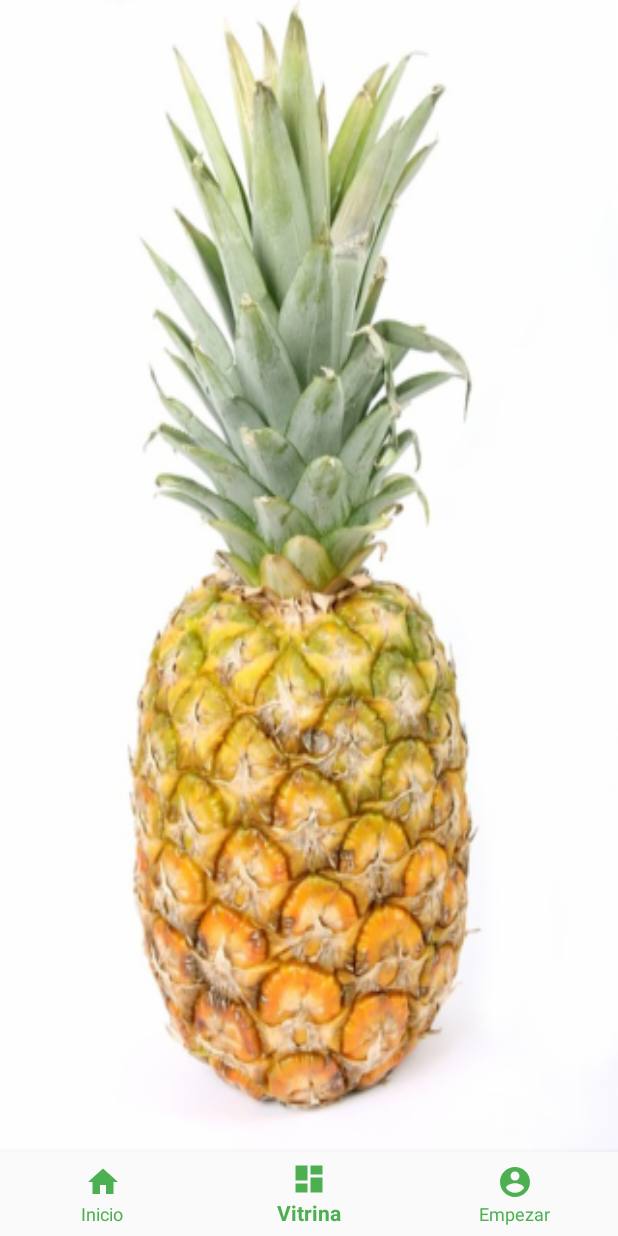
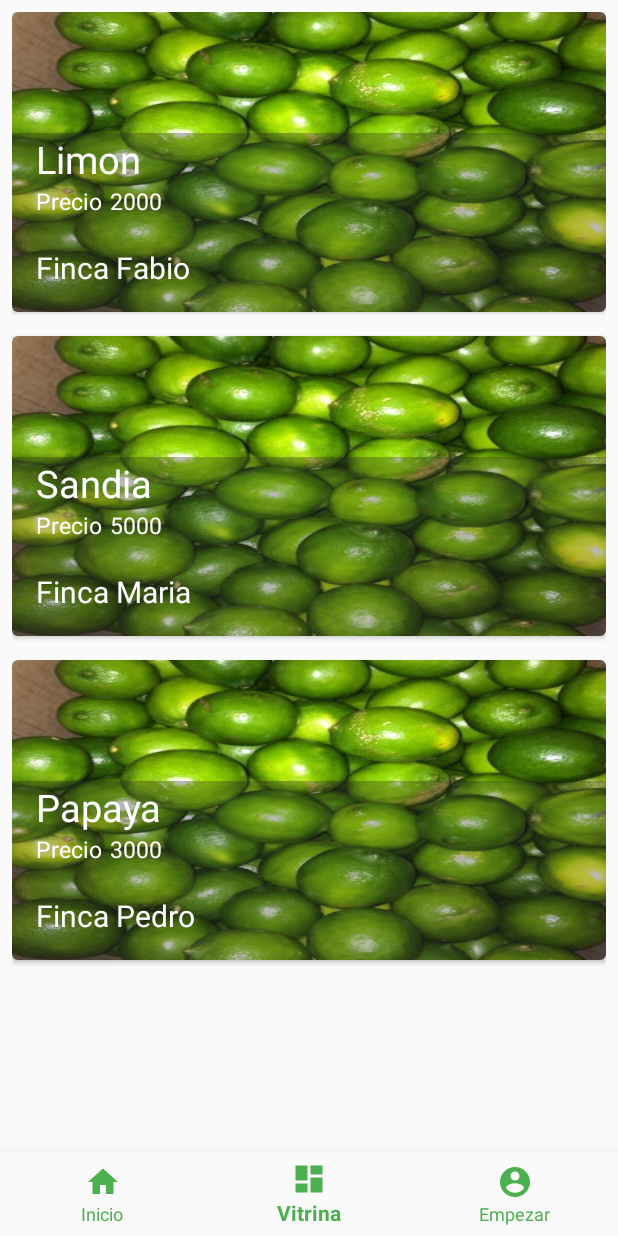
Before and after one commit to FabioGeney/ProyectoDeGrado, an Android app: the screen it shows after launch (BottomActivity), item 2 of the bottom bar chosen, on a phone screen of 412 x 824 dp. Run offline under Robolectric (Android 15) with nearby library versions, the phone set to English and light mode, and no system bars.

Commit message:
Trabajando RecyclerView
Agregando RecyclerView al fragment de Vitrina

```diff
--- /dev/null
+++ b/merkatdillo-master/app/src/main/java/com/proyecto/marketdillo/fragments/ImagenAdapter.java
@@ -0,0 +1,67 @@
+package com.proyecto.marketdillo.fragments;
+
+import android.app.Activity;
+import android.support.annotation.NonNull;
+import android.support.v7.widget.RecyclerView;
+import android.view.LayoutInflater;
+import android.view.View;
+import android.view.ViewGroup;
+import android.widget.ImageView;
+import android.widget.TextView;
+
+import com.proyecto.marketdillo.R;
+
+import java.util.ArrayList;
+
+public class ImagenAdapter extends RecyclerView.Adapter<ImagenAdapter.ImagenViewHolder> {
+
+    private ArrayList<ImagenCard> imagenes;
+    private int layout;
+    private Activity activity;
+
+    public ImagenAdapter(ArrayList<ImagenCard> imagenes, int layout, Activity activity) {
+        this.imagenes = imagenes;
+        this.layout = layout;
+        this.activity = activity;
+    }
+
+    @NonNull
+    @Override
+    public ImagenViewHolder onCreateViewHolder(@NonNull ViewGroup viewGroup, int i) {
+        View view = LayoutInflater.from(viewGroup.getContext()).inflate(layout, viewGroup, false);
+        return new ImagenViewHolder(view);
+    }
+
+    @Override
+    public void onBindViewHolder(@NonNull ImagenViewHolder imagenViewHolder, int i) {
+        ImagenCard imagen = imagenes.get(i);
+        imagenViewHolder.mercadillo.setText(imagen.getMercadillo());
+        imagenViewHolder.nombre.setText(imagen.getNombre());
+        imagenViewHolder.precioCantidad.setText(imagen.getPrecioCantidad());
+    }
+
+    @Override
+    public int getItemCount() {
+        return imagenes.size();
+    }
+
+    public class ImagenViewHolder extends RecyclerView.ViewHolder{
+
+        private ImageView imagen;
+        private TextView nombre;
+        private TextView precioCantidad;
+        private TextView mercadillo;
+
+        public ImagenViewHolder(@NonNull View itemView) {
+            super(itemView);
+            imagen = itemView.findViewById(R.id.picturecard);
+            nombre = itemView.findViewById(R.id.nameprod);
+            precioCantidad = itemView.findViewById(R.id.preciocard);
+            mercadillo = itemView.findViewById(R.id.user);
+
+
+
+        }
+    }
+
+}
--- /dev/null
+++ b/merkatdillo-master/app/src/main/java/com/proyecto/marketdillo/fragments/ImagenCard.java
@@ -0,0 +1,48 @@
+package com.proyecto.marketdillo.fragments;
+
+public class ImagenCard {
+
+    private String imagen;
+    private String nombre;
+    private String precioCantidad;
+    private String mercadillo;
+
+    public ImagenCard(String imagen, String nombre, String precioCantidad, String mercadillo) {
+        this.imagen = imagen;
+        this.nombre = nombre;
+        this.precioCantidad = precioCantidad;
+        this.mercadillo = mercadillo;
+    }
+
+    public String getImagen() {
+        return imagen;
+    }
+
+    public void setImagen(String imagen) {
+        this.imagen = imagen;
+    }
+
+    public String getNombre() {
+        return nombre;
+    }
+
+    public void setNombre(String nombre) {
+        this.nombre = nombre;
+    }
+
+    public String getPrecioCantidad() {
+        return precioCantidad;
+    }
+
+    public void setPrecioCantidad(String precioCantidad) {
+        this.precioCantidad = precioCantidad;
+    }
+
+    public String getMercadillo() {
+        return mercadillo;
+    }
+
+    public void setMercadillo(String mercadillo) {
+        this.mercadillo = mercadillo;
+    }
+}
--- a/merkatdillo-master/app/src/main/java/com/proyecto/marketdillo/fragments/VitrinaFragment.java
+++ b/merkatdillo-master/app/src/main/java/com/proyecto/marketdillo/fragments/VitrinaFragment.java
@@ -3,11 +3,15 @@ package com.proyecto.marketdillo.fragments;
 
 import android.os.Bundle;
 import android.support.v4.app.Fragment;
+import android.support.v7.widget.LinearLayoutManager;
+import android.support.v7.widget.RecyclerView;
 import android.view.LayoutInflater;
 import android.view.View;
 import android.view.ViewGroup;
 
 import com.proyecto.marketdillo.R;
+
+import java.util.ArrayList;
 
 /**
  * A simple {@link Fragment} subclass.
@@ -24,7 +28,27 @@ public class VitrinaFragment extends Fragment {
     public View onCreateView(LayoutInflater inflater, ViewGroup container,
                              Bundle savedInstanceState) {
         // Inflate the layout for this fragment
-        return inflater.inflate(R.layout.fragment_vitrina, container, false);
+        View view = inflater.inflate(R.layout.fragment_vitrina, container, false);
+        RecyclerView imagenesRecycler = (RecyclerView) view.findViewById(R.id.imagenRecycler);
+
+        LinearLayoutManager linearLayoutManager = new LinearLayoutManager(getContext());
+        linearLayoutManager.setOrientation(LinearLayoutManager.VERTICAL);
+
+        imagenesRecycler.setLayoutManager(linearLayoutManager);
+
+        ImagenAdapter imagenAdapter = new ImagenAdapter(getImagenes(), R.layout.cardview_ima, getActivity());
+
+        imagenesRecycler.setAdapter(imagenAdapter);
+
+        return view;
+    }
+
+    public ArrayList<ImagenCard> getImagenes(){
+        ArrayList<ImagenCard> imagenes = new ArrayList<>();
+        imagenes.add(new ImagenCard("https://www.educationquizzes.com/library/KS3-Geography/river-1-1.jpg", "Limon", "2000", "Finca Fabio"));
+        imagenes.add(new ImagenCard("https://www.educationquizzes.com/library/KS3-Geography/river-1-1.jpg", "Sandia", "5000", "Finca Maria"));
+        imagenes.add(new ImagenCard("https://www.educationquizzes.com/library/KS3-Geography/river-1-1.jpg", "Papaya", "3000", "Finca Pedro"));
+        return imagenes;
     }
 
 }
--- a/merkatdillo-master/app/src/main/res/layout/cardview_ima.xml
+++ b/merkatdillo-master/app/src/main/res/layout/cardview_ima.xml
@@ -5,7 +5,8 @@
     android:id="@+id/cardview"
     android:layout_width="match_parent"
     android:layout_height="@dimen/height_cardview"
-    cardview:cardCornerRadius="@dimen/cornerradio">
+    cardview:cardCornerRadius="@dimen/cornerradio"
+    android:layout_marginBottom="@dimen/activity_vertical_margin">
 
     <FrameLayout
         android:layout_width="match_parent"
@@ -29,7 +30,7 @@
             android:background="@color/backgroundtext_card">
 
             <TextView
-                android:id="@+id/usernamecard"
+                android:id="@+id/nameprod"
                 android:layout_width="wrap_content"
                 android:layout_height="wrap_content"
                 android:text="Limones"
@@ -46,15 +47,15 @@
                     android:layout_height="wrap_content"
                     android:textColor="@color/colorIcons"
                     android:textSize="@dimen/tamañotextocard2"
-                    android:text="Hace"/>
+                    android:text="Precio"/>
 
                 <TextView
-                    android:id="@+id/tiempocard"
+                    android:id="@+id/preciocard"
                     android:layout_width="wrap_content"
                     android:layout_height="wrap_content"
                     android:textColor="@color/colorIcons"
                     android:textSize="@dimen/tamañotextocard2"
-                    android:text="4 días"
+                    android:text="$5.000"
                     android:layout_marginLeft="5dp"/>
 
             </LinearLayout>
@@ -66,6 +67,7 @@
                 android:layout_marginTop="20dp">
 
                 <TextView
+                    android:id="@+id/user"
                     android:layout_width="wrap_content"
                     android:layout_height="wrap_content"
                     android:textColor="@color/colorIcons"
--- a/merkatdillo-master/app/src/main/res/layout/fragment_vitrina.xml
+++ b/merkatdillo-master/app/src/main/res/layout/fragment_vitrina.xml
@@ -1,10 +1,36 @@
 <?xml version="1.0" encoding="utf-8"?>
-<FrameLayout xmlns:android="http://schemas.android.com/apk/res/android"
+<android.support.constraint.ConstraintLayout xmlns:android="http://schemas.android.com/apk/res/android"
     xmlns:tools="http://schemas.android.com/tools"
+    xmlns:app="http://schemas.android.com/apk/res-auto"
     android:layout_width="match_parent"
     android:layout_height="match_parent"
-    android:background="@drawable/pineapple"
+    android:fitsSystemWindows="true"
     tools:context=".fragments.VitrinaFragment">
 
+    <android.support.constraint.ConstraintLayout
+        android:layout_width="match_parent"
+        android:layout_height="match_parent"
+        android:layout_marginStart="8dp"
+        android:layout_marginLeft="8dp"
+        android:layout_marginTop="8dp"
+        android:layout_marginEnd="8dp"
+        android:layout_marginRight="8dp"
+        android:layout_marginBottom="8dp"
+        app:layout_behavior="@string/appbar_scrolling_view_behavior"
+        app:layout_constraintBottom_toBottomOf="parent"
+        app:layout_constraintEnd_toEndOf="parent"
+        app:layout_constraintStart_toStartOf="parent"
+        app:layout_constraintTop_toTopOf="parent">
 
-</FrameLayout>
+        <android.support.v7.widget.RecyclerView
+            android:id="@+id/imagenRecycler"
+            android:layout_width="match_parent"
+            android:layout_height="match_parent">
+
+        </android.support.v7.widget.RecyclerView>
+
+
+    </android.support.constraint.ConstraintLayout>
+
+
+</android.support.constraint.ConstraintLayout>
```
